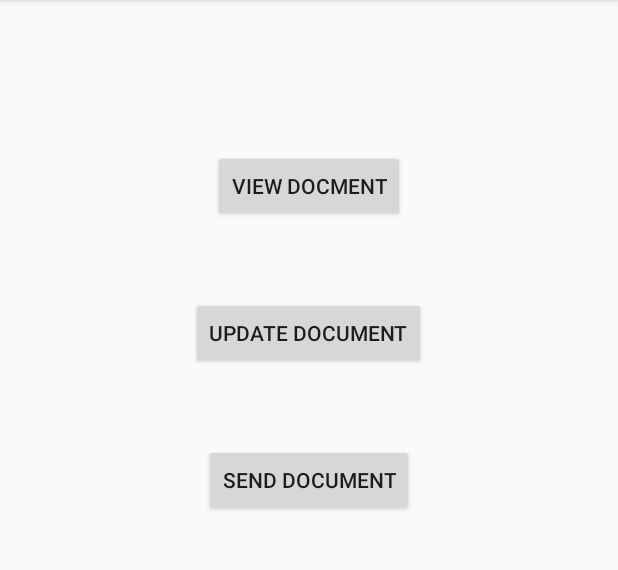
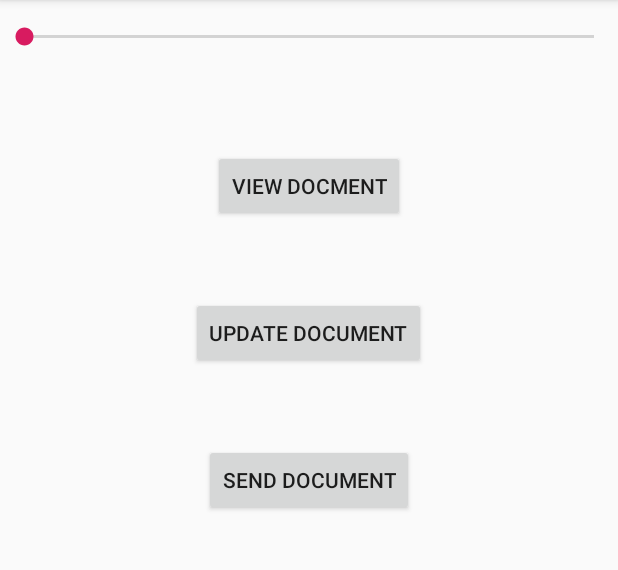
Before and after one commit to michael-lemberger/bureaucratMe-Android, an Android app: the DocumentActivity screen opened directly, with no data from a screen before it, after a tap on "VIEW DOCMENT", on a phone screen of 412 x 824 dp, the part 84-654 px from its top. Run offline under Robolectric (Android 15) with nearby library versions, the phone set to English and light mode, and no system bars; our stand-ins replace Firebase (no records; nobody signed in at launch, a user with empty details on screens opened directly); libraries missing offline, so code that uses them is left out: com.itextpdf.text; 8 statements that could not run were skipped.

```diff
--- a/app/build.gradle
+++ b/app/build.gradle
@@ -24,7 +24,7 @@ dependencies {
     implementation 'androidx.appcompat:appcompat:1.1.0'
     implementation 'androidx.constraintlayout:constraintlayout:1.1.3'
     implementation 'com.google.firebase:firebase-database:19.2.0'
-    implementation 'com.google.firebase:firebase-storage:16.0.4'
+    implementation 'com.google.firebase:firebase-storage:17.0.0'
     testImplementation 'junit:junit:4.12'
     androidTestImplementation 'androidx.test.ext:junit:1.1.1'
     androidTestImplementation 'androidx.test.espresso:espresso-core:3.2.0'
--- a/app/src/main/java/com/example/bureaucratme/DocumentActivity.java
+++ b/app/src/main/java/com/example/bureaucratme/DocumentActivity.java
@@ -1,29 +1,59 @@
 package com.example.bureaucratme;
 
+import androidx.annotation.NonNull;
+import androidx.annotation.Nullable;
 import androidx.appcompat.app.AppCompatActivity;
+import androidx.appcompat.widget.AppCompatSeekBar;
 
+import android.app.DownloadManager;
 import android.content.ActivityNotFoundException;
+import android.content.BroadcastReceiver;
+import android.content.Context;
 import android.content.Intent;
+import android.content.IntentFilter;
+import android.content.pm.PackageInfo;
+import android.content.pm.PackageManager;
+import android.graphics.Color;
+import android.graphics.PorterDuff;
 import android.net.Uri;
+import android.os.AsyncTask;
 import android.os.Bundle;
 import android.os.Environment;
 import android.util.Log;
 import android.view.View;
 import android.widget.Button;
+import android.widget.SeekBar;
+import android.widget.TextView;
 
+import com.google.android.gms.tasks.OnFailureListener;
+import com.google.android.gms.tasks.OnSuccessListener;
 import com.google.firebase.auth.FirebaseAuth;
 import com.google.firebase.auth.FirebaseUser;
+import com.google.firebase.storage.FirebaseStorage;
+import com.google.firebase.storage.StorageMetadata;
+import com.google.firebase.storage.StorageReference;
+import com.google.firebase.storage.UploadTask;
 import com.itextpdf.text.pdf.interfaces.PdfViewerPreferences;
 
+import java.io.BufferedInputStream;
 import java.io.File;
+import java.io.FileOutputStream;
+import java.io.InputStream;
+import java.net.URL;
+import java.net.URLConnection;
 
-public class DocumentActivity extends AppCompatActivity {
+
+public class DocumentActivity extends AppCompatActivity implements Upload, Downloads {
 
     private Button btnSend, btnView, btnUpdate;
     private FirebaseUser fu;
     private FirebaseAuth mAuth;
     private FillDocument fd;
-    String dest, src;
+    String dest, src, institutionName, fileName;
+    private StorageReference storageRef;
+    private FirebaseStorage storage;
+    private String filePath;
+    String str1,str2;
 
     @Override
     protected void onCreate(Bundle savedInstanceState) {
@@ -31,16 +61,29 @@ public class DocumentActivity extends AppCompatActivity {
         setContentView(R.layout.activity_document);
 
         Intent intn = getIntent();
-         src = intn.getStringExtra("src");
-         dest = intn.getStringExtra("dest");
-        Log.d("TAGG", src);
-        Log.d("TAGGGGG", dest);
+        src = intn.getStringExtra("src");
+        dest = intn.getStringExtra("dest");
+        institutionName = intn.getStringExtra("institution");
+        fileName = intn.getStringExtra("file");
+        str1 = Environment.getExternalStorageDirectory() + "/BurecrateMe/Empty/" + fileName;
+        str2 = Environment.getExternalStorageDirectory() + "/BurecrateMe/" + fileName;
+
+        Log.d("SRCCCC", src);
+        Log.d("STR111", str1);
+        Log.d("DESTTT", dest);
+        Log.d("STR222", str2);
+
+        removeFile(str1);
+        removeFile(str2);
+
         init();
+
+        storage = FirebaseStorage.getInstance();
+        storageRef = storage.getReference();
 
         mAuth = FirebaseAuth.getInstance();
         fu = mAuth.getCurrentUser();
-        fd = new FillDocument(mAuth, fu, src, dest);
-
+        fd = new FillDocument(mAuth, fu, str1, str2);
 
         fd.readFromDatabase();
 
@@ -57,14 +100,14 @@ public class DocumentActivity extends AppCompatActivity {
                 startActivity(intent);
 
 
-                fd.fillToPdf();
+                upload();
             }
         });
     }
 
     private void openDoc(){
 //        File myFile = new File(Environment.getExternalStorageDirectory().getAbsolutePath() + "/NewPdf.pdf");
-        File myFile = new File(dest);
+        File myFile = new File(str2);
         Intent intent = new Intent();
         intent.setPackage("com.adobe.reader");
         intent.setDataAndType(Uri.fromFile(myFile), "application/pdf");
@@ -75,7 +118,7 @@ public class DocumentActivity extends AppCompatActivity {
         btnView.setOnClickListener(new View.OnClickListener() {
             @Override
             public void onClick(View v) {
-                fd.readFromDatabase();
+//                fd.readFromDatabase();
                 fd.fillToPdf();
 
                 openDoc();
@@ -87,8 +130,6 @@ public class DocumentActivity extends AppCompatActivity {
         btnSend.setOnClickListener(new View.OnClickListener() {
             @Override
             public void onClick(View v) {
-                fd.readFromDatabase();
-                fd.fillToPdf();
 
                 // need to do
 
@@ -101,4 +142,107 @@ public class DocumentActivity extends AppCompatActivity {
         btnView = findViewById(R.id.btnView);
         btnUpdate = findViewById(R.id.btnUpdate);
     }
+
+    private void uploadPdf(String path) {
+        File file = new File(path);
+        Uri uri = Uri.fromFile(file);
+        String string = fu.getUid();
+        StorageReference reference = storageRef.child(string + "/" + uri.getLastPathSegment());
+
+        UploadTask uploadTask = reference.putFile(uri);
+
+        uploadTask.addOnFailureListener(new OnFailureListener() {
+            @Override
+            public void onFailure(@NonNull Exception e) {
+
+            }
+        }).addOnSuccessListener(new OnSuccessListener<UploadTask.TaskSnapshot>() {
+            @Override
+            public void onSuccess(UploadTask.TaskSnapshot taskSnapshot) {
+                Log.d("TAGGGGG", taskSnapshot.getMetadata() + "");
+            }
+        });
+    }
+
+    @Override
+    public void upload() {
+        uploadPdf(str2);
+    }
+
+    private void downloadPdf(Uri uri) {
+        String path = Environment.getExternalStorageDirectory() + "/BurecrateMe/Empty";// + institutionName;
+        createFolder(path);
+        File file = new File(path, fileName);
+
+        DownloadManager downloadManager = (DownloadManager) getSystemService(DOWNLOAD_SERVICE);
+
+        DownloadManager.Request request = new DownloadManager.Request(uri)
+                .setTitle(fileName)
+                .setDescription("Downloading: " + fileName)
+                .setNotificationVisibility(DownloadManager.Request.VISIBILITY_VISIBLE)
+                .setDestinationUri(Uri.fromFile(file));
+
+        downloadManager.enqueue(request);
+    }
+
+
+
+    private boolean createFolder(String path) {
+        boolean flag = true;
+        File folder = new File(path);
+
+        if(!folder.exists()) {
+            flag = folder.mkdir() ? true : false;
+        }
+
+        return flag;
+    }
+
+    private boolean removeFile(String path) {
+        File file = new File(path);
+
+        return file.delete();
+    }
+
+    @Override
+    public void download() {
+        StorageReference reference = storageRef.child("Uploads/").child(institutionName).child(fileName);
+
+        reference.getDownloadUrl().addOnSuccessListener(new OnSuccessListener<Uri>() {
+            @Override
+            public void onSuccess(Uri uri) {
+                downloadPdf(uri);
+
+            }
+        });
+    }
+
+    @Override
+    protected void onDestroy() {
+        super.onDestroy();
+
+        removeFile(str1);
+        removeFile(str2);
+    }
+
+    @Override
+    protected void onStart() {
+        super.onStart();
+
+        removeFile(str1);
+        removeFile(str2);
+
+        registerReceiver(onDownloadComplete,new IntentFilter(DownloadManager.ACTION_DOWNLOAD_COMPLETE));
+        download();
+        unregisterReceiver(onDownloadComplete);
+
+        fd.fillToPdf();
+    }
+
+    BroadcastReceiver onDownloadComplete = new BroadcastReceiver() {
+        @Override
+        public void onReceive(Context context, Intent intent) {
+            Log.d("Download ", "Completed");
+        }
+    };
 }
--- /dev/null
+++ b/app/src/main/java/com/example/bureaucratme/Downloads.java
@@ -0,0 +1,6 @@
+package com.example.bureaucratme;
+
+public interface Downloads {
+
+    public void download();
+}
--- a/app/src/main/java/com/example/bureaucratme/FillDocument.java
+++ b/app/src/main/java/com/example/bureaucratme/FillDocument.java
@@ -1,6 +1,7 @@
 package com.example.bureaucratme;
 
 import android.os.Environment;
+import android.util.Log;
 
 import androidx.annotation.NonNull;
 
@@ -105,7 +106,7 @@ public class FillDocument {
             reader.close();
 
         } catch (Exception e) {
-
+            Log.d("TAGGGGGGG" , e.getMessage()+"");
         }
     }
 
--- a/app/src/main/java/com/example/bureaucratme/MainActivity.java
+++ b/app/src/main/java/com/example/bureaucratme/MainActivity.java
@@ -2,9 +2,11 @@ package com.example.bureaucratme;
 
 import android.content.Intent;
 import android.os.Bundle;
+import android.util.Log;
 import android.view.View;
 import android.widget.Button;
 import androidx.appcompat.app.AppCompatActivity;
+
 
 public class MainActivity extends AppCompatActivity {
 
--- /dev/null
+++ b/app/src/main/java/com/example/bureaucratme/Upload.java
@@ -0,0 +1,6 @@
+package com.example.bureaucratme;
+
+public interface Upload {
+
+    public void upload();
+}
--- a/app/src/main/res/layout/activity_document.xml
+++ b/app/src/main/res/layout/activity_document.xml
@@ -31,4 +31,18 @@
         android:layout_marginTop="50dp"
         android:text="Send Document"
         android:layout_centerHorizontal="true" />
+
+    <androidx.appcompat.widget.AppCompatSeekBar
+        android:id="@+id/seekBar"
+        android:layout_width="match_parent"
+        android:layout_height="wrap_content"
+        android:layout_marginTop="15dp" />
+
+    <TextView
+        android:id="@+id/tvt123"
+        android:layout_width="wrap_content"
+        android:layout_height="wrap_content"
+        android:text=""
+        android:layout_marginTop="5dp"/>
+
 </RelativeLayout>
--- a/build.gradle
+++ b/build.gradle
@@ -9,6 +9,7 @@ buildscript {
     dependencies {
         classpath 'com.android.tools.build:gradle:3.5.2'
         classpath 'com.google.gms:google-services:4.3.3'
+
 
         // NOTE: Do not place your application dependencies here; they belong
         // in the individual module build.gradle files
```
Also changed, not shown: app/src/main/AndroidManifest.xml (+0 -10 lines), app/src/main/java/com/example/bureaucratme/HomeActivity.java (+4 -3 lines).
